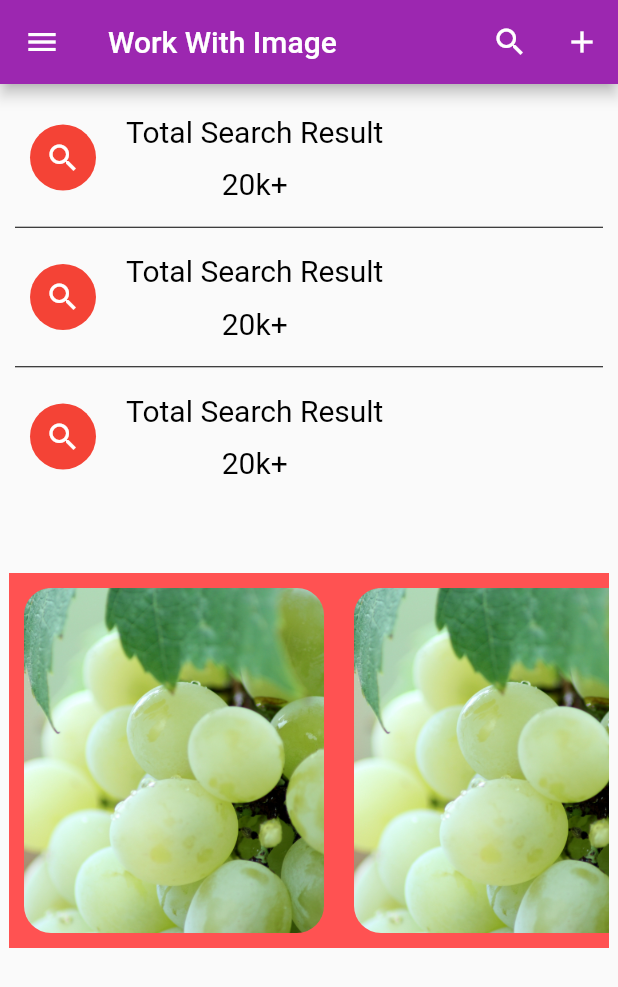
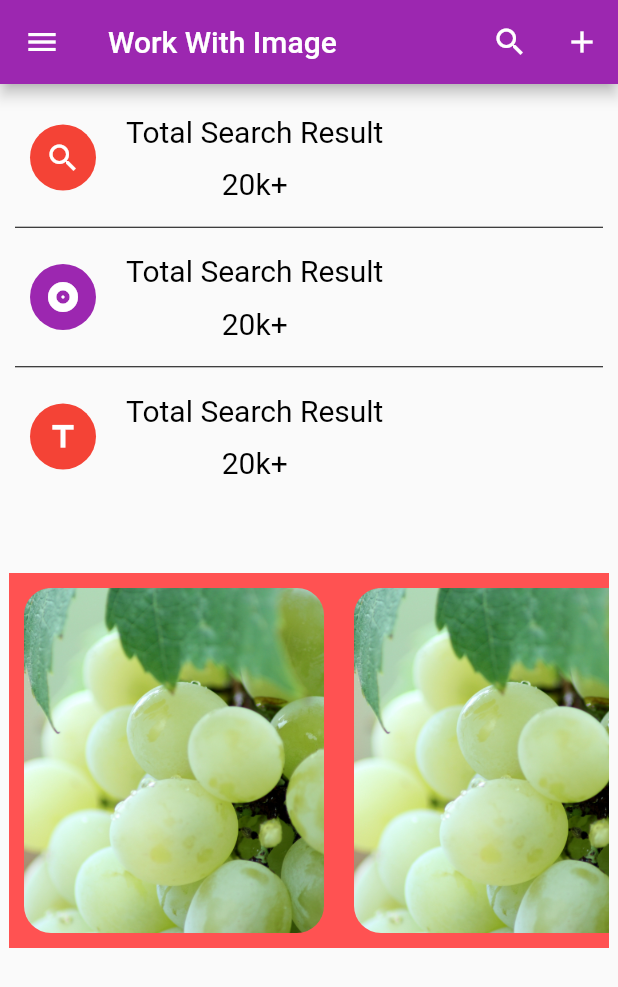
Before and after one commit to Yazdani1/Flutter-MaterialDesign-With-Image, a Flutter app: the screen it shows after launch, on a phone screen of 412 x 824 dp. Shown: the top 987 px of the screen. Run offline on Flutter 3.47's test engine with Material 2 defaults, Android fonts, the phone set to English and light mode, and no system bars.

Commit message:
Second Commit

```diff
--- a/lib/HomePage.dart
+++ b/lib/HomePage.dart
@@ -128,12 +128,12 @@ class _HomeState extends State<Home> {
                      margin: EdgeInsets.all(10.0),
                      padding: EdgeInsets.all(10.0),
                      decoration: new BoxDecoration(
-                         color:Colors.red,
+                         color:Colors.purple,
                          borderRadius: new BorderRadius.all(
                              Radius.circular(90.0)
                          )
                      ),
-                     child: new Icon(Icons.search,color: Colors.white,),
+                     child: new Icon(Icons.album,color: Colors.white,),
 
                    ),//container end
 
@@ -170,7 +170,7 @@ class _HomeState extends State<Home> {
                              Radius.circular(90.0)
                          )
                      ),
-                     child: new Icon(Icons.search,color: Colors.white,),
+                     child: new Icon(Icons.title,color: Colors.white,),
 
                    ),//container end
 
@@ -252,6 +252,18 @@ class _HomeState extends State<Home> {
                      fit: BoxFit.cover,
                    ),
                  ),
+               ),
+               new Container(
+                 margin: EdgeInsets.all(10.0),
+                 child: new ClipRRect(
+                   borderRadius: new BorderRadius.circular(18.0),
+                   child: new Image(
+                       image: new AssetImage("assets/a.jpg"),
+                     height: 200.0,
+                     width: 200.0,
+                     fit: BoxFit.cover,
+                   ),
+                 ),
                )
 
 
```
